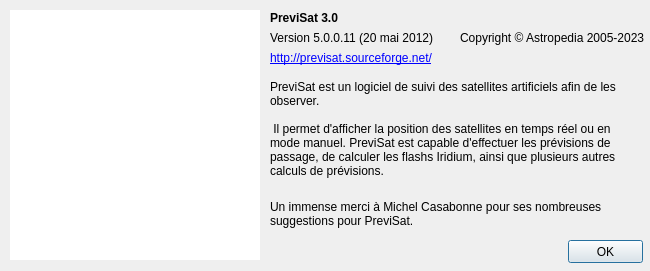
First picture: the form in src/interface/apropos/apropos.ui, repository mconsidine/previsat_archive, before the edit.
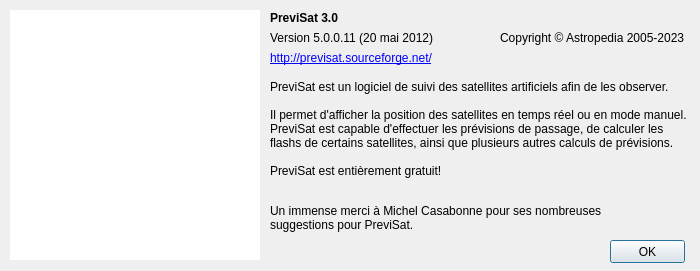
Second picture: the form after the edit. Icons and pictures are not drawn.

```diff
--- a/src/interface/apropos/apropos.ui
+++ b/src/interface/apropos/apropos.ui
@@ -9,7 +9,7 @@
    <rect>
     <x>0</x>
     <y>0</y>
-    <width>650</width>
+    <width>700</width>
     <height>271</height>
    </rect>
   </property>
@@ -21,13 +21,13 @@
   </property>
   <property name="minimumSize">
    <size>
-    <width>650</width>
+    <width>700</width>
     <height>271</height>
    </size>
   </property>
   <property name="maximumSize">
    <size>
-    <width>650</width>
+    <width>700</width>
     <height>271</height>
    </size>
   </property>
@@ -107,7 +107,7 @@
    <widget class="QLabel" name="informationsCopyright">
     <property name="geometry">
      <rect>
-      <x>460</x>
+      <x>500</x>
       <y>30</y>
       <width>191</width>
       <height>16</height>
@@ -136,7 +136,7 @@
    <widget class="QPushButton" name="ok">
     <property name="geometry">
      <rect>
-      <x>568</x>
+      <x>610</x>
       <y>240</y>
       <width>75</width>
       <height>23</height>
@@ -154,14 +154,14 @@
      <rect>
       <x>270</x>
       <y>80</y>
-      <width>351</width>
+      <width>421</width>
       <height>111</height>
      </rect>
     </property>
     <property name="text">
      <string>PreviSat est un logiciel de suivi des satellites artificiels afin de les observer.
 
- Il permet d'afficher la position des satellites en temps réel ou en mode manuel. PreviSat est capable d'effectuer les prévisions de passage, de calculer les flashs Iridium, ainsi que plusieurs autres calculs de prévisions.
+Il permet d'afficher la position des satellites en temps réel ou en mode manuel. PreviSat est capable d'effectuer les prévisions de passage, de calculer les flashs de certains satellites, ainsi que plusieurs autres calculs de prévisions.
 
 PreviSat est entièrement gratuit!</string>
     </property>
@@ -179,7 +179,7 @@
     <property name="geometry">
      <rect>
       <x>270</x>
-      <y>200</y>
+      <y>204</y>
       <width>351</width>
       <height>41</height>
      </rect>
```
